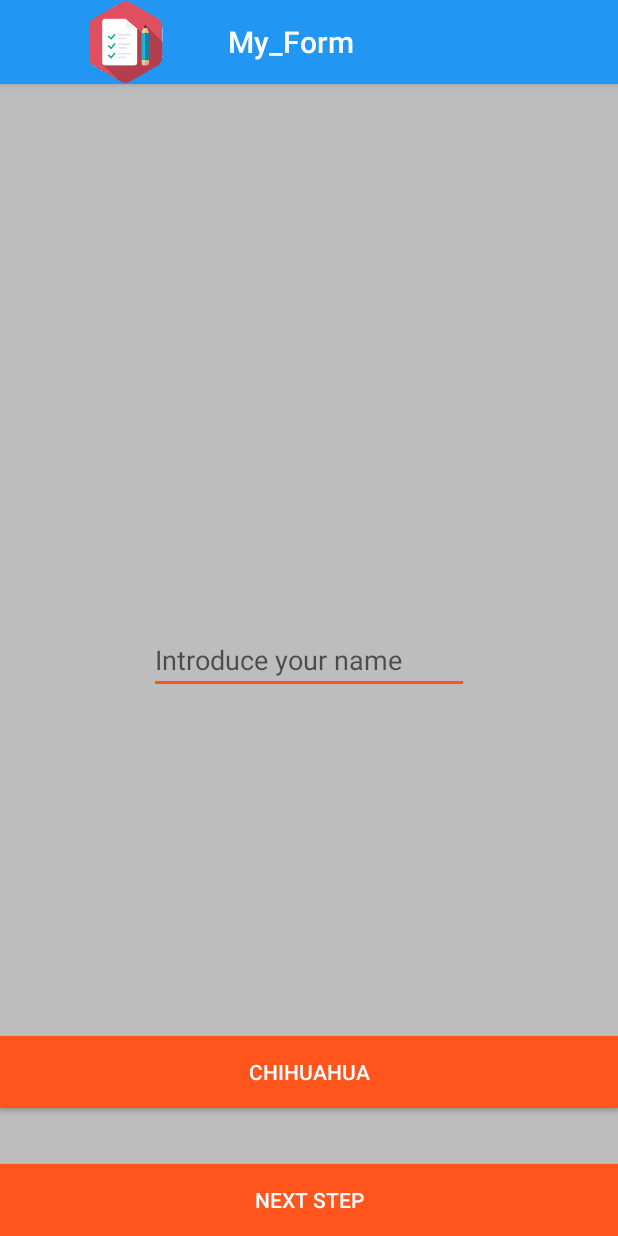
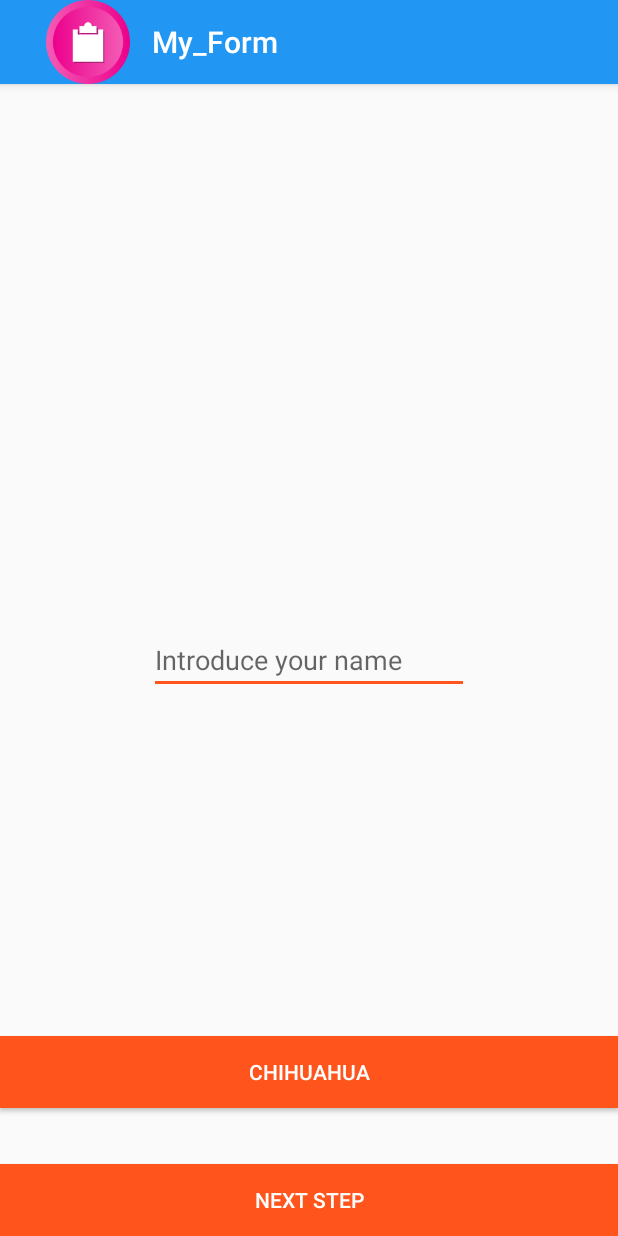
Before and after one commit to german-jongewaard/My_Form, an Android app: the screen it shows after launch (MainActivity), on a phone screen of 412 x 824 dp. Run offline under Robolectric (Android 15) with nearby library versions, the phone set to English and light mode, and no system bars.

Commit message:
first commit.

```diff
--- a/app/src/main/java/dev/com/jongewaard/my_form/MainActivity.java
+++ b/app/src/main/java/dev/com/jongewaard/my_form/MainActivity.java
@@ -5,6 +5,7 @@ package dev.com.jongewaard.my_form;
 import android.content.Intent;
 import android.support.v7.app.AppCompatActivity;
 import android.os.Bundle;
+
 import android.view.View;
 import android.widget.Button;
 import android.widget.EditText;
@@ -22,12 +23,14 @@ public class MainActivity extends AppCompatActivity {
         setContentView(R.layout.activity_main);
 
         // Forzar el logo, en todas las versiones android
-        getSupportActionBar().setLogo(R.mipmap.form);
+        getSupportActionBar().setLogo(R.mipmap.ic_form);
         getSupportActionBar().setDisplayUseLogoEnabled(true);
+        getSupportActionBar().setDisplayShowHomeEnabled(true);
 
-        //Forzar y cargar  icono en el Action Bar
-        getSupportActionBar().setDisplayShowHomeEnabled(true);
-        getSupportActionBar().setIcon(R.mipmap.form);
+
+
+
+
 
         // Instanciamos los elementos de la UI con sus referencias
         eTxt_Intro_Name = findViewById(R.id.editText_Intro_Name);
--- a/app/src/main/res/layout/activity_main.xml
+++ b/app/src/main/res/layout/activity_main.xml
@@ -4,9 +4,7 @@
     xmlns:tools="http://schemas.android.com/tools"
     android:layout_width="match_parent"
     android:layout_height="match_parent"
-    android:background="@color/colorFondo"
-    tools:context="dev.com.jongewaard.my_form.MainActivity" >
-
+    tools:context=".MainActivity" >
 
     <Button
         android:id="@+id/btn_Next_Step_Main"
```
